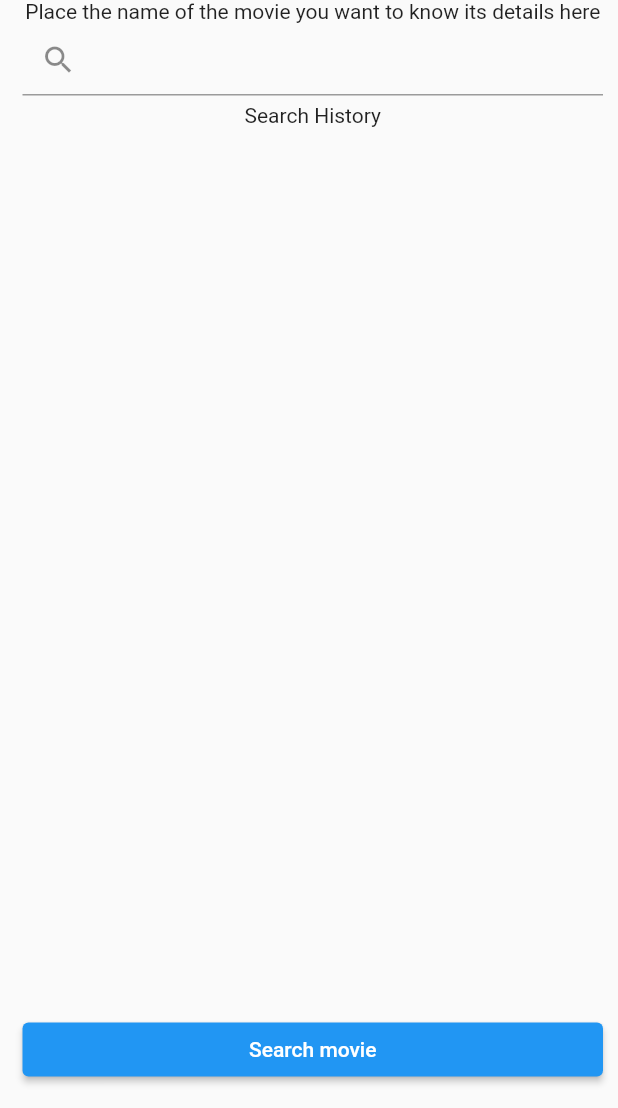
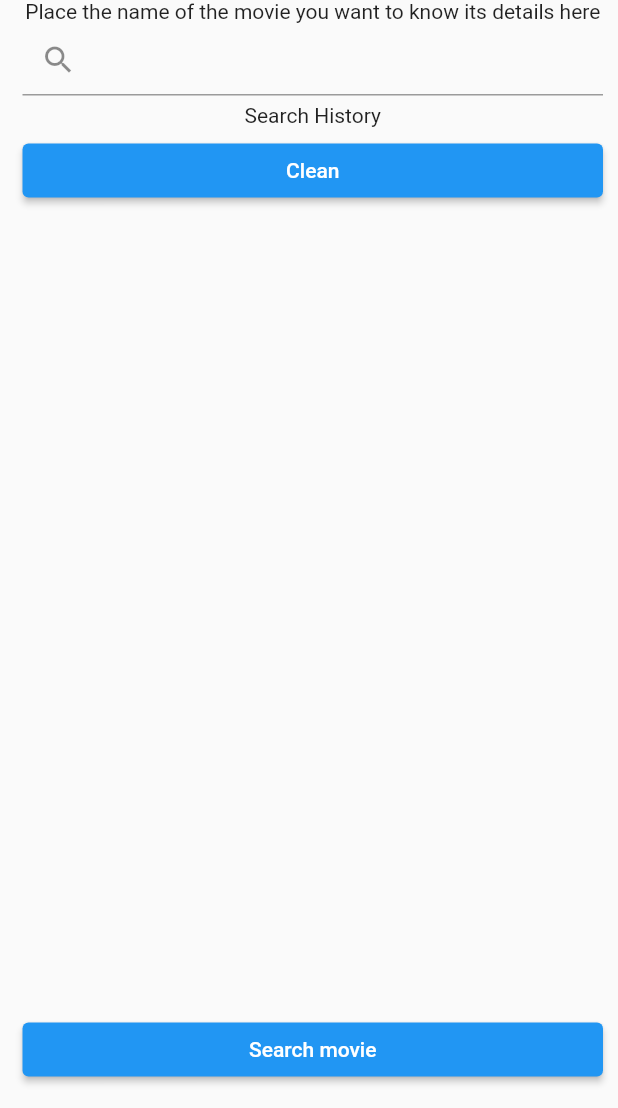
Before and after one commit to Luis97Lopez/movies-flutter-app, a Flutter app: the screen it shows after launch, on a phone screen of 412 x 824 dp, the part 128-1236 px from its top. Run offline on Flutter 3.47's test engine with Material 2 defaults, Android fonts, the light colour scheme and no system bars; our stand-ins replace fluttertoast.

Commit message:
new feature clean history DONE

```diff
--- /dev/null
+++ b/lib/widgets/clean_history.dart
@@ -0,0 +1,17 @@
+import 'package:flutter/material.dart';
+
+class CleanHistoryButton extends StatelessWidget {
+  final Function function;
+  const CleanHistoryButton({super.key, required this.function});
+
+  @override
+  Widget build(BuildContext context) {
+    return SizedBox(
+        width: double.infinity,
+        child: ElevatedButton(
+            onPressed: () {
+              function();
+            },
+            child: const Text('Clean')));
+  }
+}
```
Also changed, not shown: lib/screens/search_movies.dart (+15 -4 lines).
